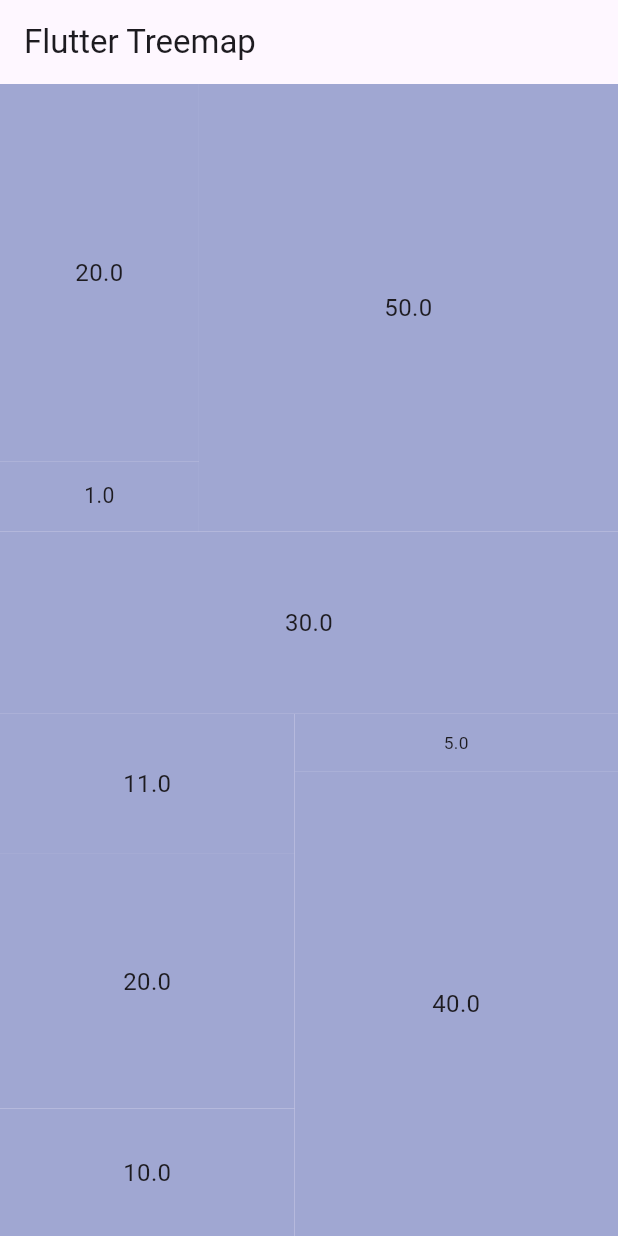
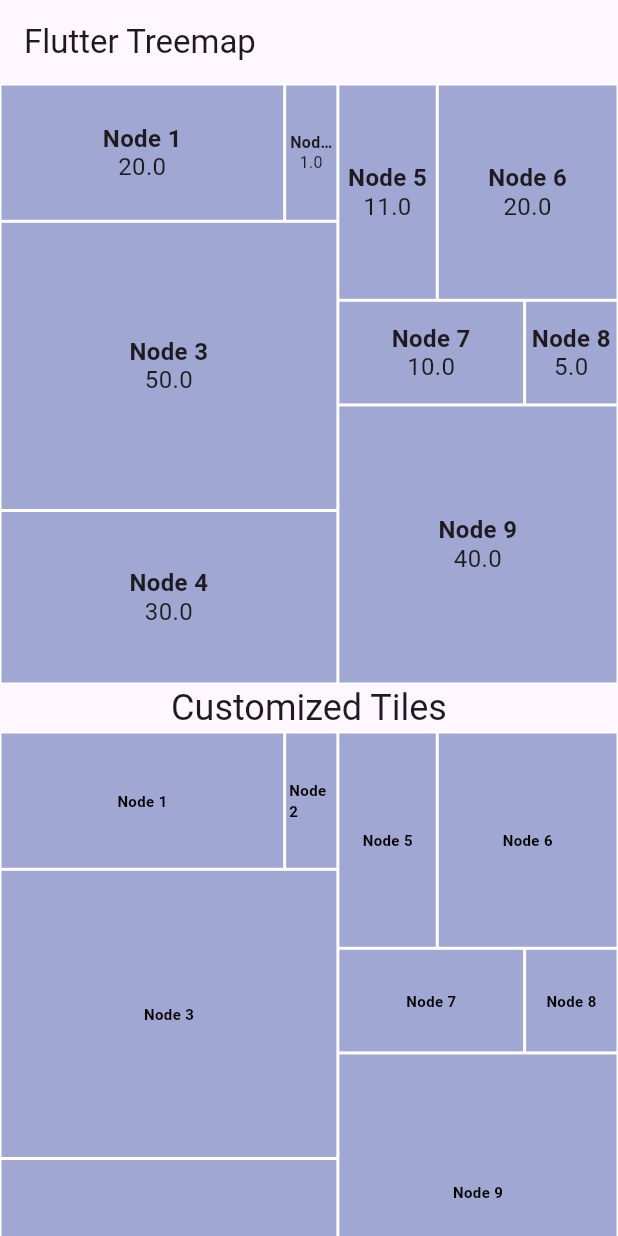
Before and after one commit to Harmanjaggi/flutter_treemap, a Flutter app: the screen it shows after launch, on a phone screen of 412 x 824 dp. Run offline on Flutter 3.47's test engine with Material 3 defaults, Android fonts, the phone set to English and light mode, and no system bars.

Commit message:
updated example

```diff
--- a/example/lib/main.dart
+++ b/example/lib/main.dart
@@ -29,19 +29,63 @@ class MyHomePage extends StatelessWidget {
   @override
   Widget build(BuildContext context) {
     List<Treemap> nodes = [
-      Treemap(value: 20, title: 'Node 1'),
-      Treemap(value: 1, title: 'Node 2'),
-      Treemap(value: 50, title: 'Node 3'),
-      Treemap(value: 30, title: 'Node 4'),
-      Treemap(value: 11, title: 'Node 5'),
-      Treemap(value: 20, title: 'Node 6'),
-      Treemap(value: 10, title: 'Node 7'),
-      Treemap(value: 5, title: 'Node 8'),
-      Treemap(value: 40, title: 'Node 9'),
+      Treemap(value: 20, label: 'Node 1'),
+      Treemap(value: 1, label: 'Node 2'),
+      Treemap(value: 50, label: 'Node 3'),
+      Treemap(value: 30, label: 'Node 4'),
+      Treemap(value: 11, label: 'Node 5'),
+      Treemap(value: 20, label: 'Node 6'),
+      Treemap(value: 10, label: 'Node 7'),
+      Treemap(value: 5, label: 'Node 8'),
+      Treemap(value: 40, label: 'Node 9'),
     ];
     return Scaffold(
       appBar: AppBar(title: Text(title)),
-      body: FlutterTreemap(nodes: nodes, minTileRatio: 0.02),
+      body: SingleChildScrollView(
+        child: Column(
+          children: [
+            SizedBox(
+              height: 400,
+              child: FlutterTreemap(
+                nodes: nodes,
+                border: Border.all(color: Colors.white),
+              ),
+            ),
+            Text(
+              "Customized Tiles",
+              style: Theme.of(context).textTheme.headlineSmall,
+            ),
+            SizedBox(
+              height: 400,
+              child: FlutterTreemap(
+                nodes: nodes,
+                border: Border.all(color: Colors.white),
+                tileWrapper: (context, child, node, index, rect) {
+                  return Tooltip(
+                    message: '${node.label}\nValue: ${node.value}',
+                    child: child,
+                  );
+                },
+                tileBuilder: (context, node, index, rect) {
+                  return Column(
+                    mainAxisSize: MainAxisSize.min,
+                    children: [
+                      Text(
+                        node.label ?? '',
+                        style: const TextStyle(
+                          color: Colors.black,
+                          fontWeight: FontWeight.bold,
+                          fontSize: 10,
+                        ),
+                      ),
+                    ],
+                  );
+                },
+              ),
+            ),
+          ],
+        ),
+      ),
     );
   }
 }
```
